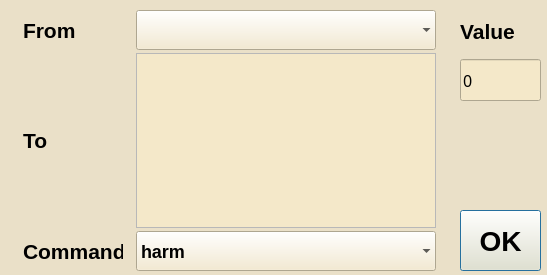
lazaropo/2EManager, file src/CommandDialog/commanddialog.ui: the form before one commit.
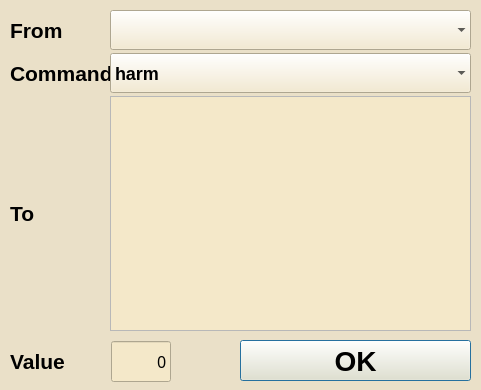
The form after the commit.

Patch:
```diff
--- a/src/CommandDialog/commanddialog.ui
+++ b/src/CommandDialog/commanddialog.ui
@@ -6,8 +6,8 @@
    <rect>
     <x>0</x>
     <y>0</y>
-    <width>547</width>
-    <height>275</height>
+    <width>481</width>
+    <height>390</height>
    </rect>
   </property>
   <property name="windowTitle">
@@ -57,10 +57,10 @@
   <widget class="QPushButton" name="pushButton_accept">
    <property name="geometry">
     <rect>
-     <x>460</x>
-     <y>210</y>
-     <width>81</width>
-     <height>61</height>
+     <x>240</x>
+     <y>340</y>
+     <width>231</width>
+     <height>41</height>
     </rect>
    </property>
    <property name="text">
@@ -72,8 +72,8 @@
     <rect>
      <x>10</x>
      <y>10</y>
-     <width>441</width>
-     <height>261</height>
+     <width>461</width>
+     <height>321</height>
     </rect>
    </property>
    <layout class="QGridLayout" name="gridLayout">
@@ -83,6 +83,25 @@
     <property name="verticalSpacing">
      <number>3</number>
     </property>
+    <item row="0" column="1">
+     <widget class="QComboBox" name="comboBox_from">
+      <property name="sizePolicy">
+       <sizepolicy hsizetype="Preferred" vsizetype="Preferred">
+        <horstretch>0</horstretch>
+        <verstretch>0</verstretch>
+       </sizepolicy>
+      </property>
+      <property name="maximumSize">
+       <size>
+        <width>16777215</width>
+        <height>40</height>
+       </size>
+      </property>
+      <property name="frame">
+       <bool>false</bool>
+      </property>
+     </widget>
+    </item>
     <item row="0" column="0">
      <widget class="QLabel" name="label_from">
       <property name="sizePolicy">
@@ -109,8 +128,8 @@
       </property>
      </widget>
     </item>
-    <item row="0" column="1">
-     <widget class="QComboBox" name="comboBox_from">
+    <item row="1" column="1">
+     <widget class="QComboBox" name="comboBox_command">
       <property name="sizePolicy">
        <sizepolicy hsizetype="Preferred" vsizetype="Preferred">
         <horstretch>0</horstretch>
@@ -126,9 +145,19 @@
       <property name="frame">
        <bool>false</bool>
       </property>
+      <item>
+       <property name="text">
+        <string>harm</string>
+       </property>
+      </item>
+      <item>
+       <property name="text">
+        <string>heal</string>
+       </property>
+      </item>
      </widget>
     </item>
-    <item row="1" column="0">
+    <item row="2" column="0">
      <widget class="QLabel" name="label_to">
       <property name="sizePolicy">
        <sizepolicy hsizetype="Minimum" vsizetype="Preferred">
@@ -154,7 +183,7 @@
       </property>
      </widget>
     </item>
-    <item row="2" column="0">
+    <item row="1" column="0">
      <widget class="QLabel" name="label_command">
       <property name="sizePolicy">
        <sizepolicy hsizetype="Minimum" vsizetype="Preferred">
@@ -181,45 +210,16 @@
      </widget>
     </item>
     <item row="2" column="1">
-     <widget class="QComboBox" name="comboBox_command">
-      <property name="sizePolicy">
-       <sizepolicy hsizetype="Preferred" vsizetype="Preferred">
-        <horstretch>0</horstretch>
-        <verstretch>0</verstretch>
-       </sizepolicy>
-      </property>
-      <property name="maximumSize">
-       <size>
-        <width>16777215</width>
-        <height>40</height>
-       </size>
-      </property>
-      <property name="frame">
-       <bool>false</bool>
-      </property>
-      <item>
-       <property name="text">
-        <string>harm</string>
-       </property>
-      </item>
-      <item>
-       <property name="text">
-        <string>heal</string>
-       </property>
-      </item>
-     </widget>
-    </item>
-    <item row="1" column="1">
      <widget class="QScrollArea" name="scrollArea">
       <property name="sizePolicy">
-       <sizepolicy hsizetype="Preferred" vsizetype="Minimum">
+       <sizepolicy hsizetype="Maximum" vsizetype="Minimum">
         <horstretch>0</horstretch>
         <verstretch>0</verstretch>
        </sizepolicy>
       </property>
       <property name="maximumSize">
        <size>
-        <width>300</width>
+        <width>400</width>
         <height>16777215</height>
        </size>
       </property>
@@ -236,7 +236,8 @@
 }
 
 QRadioButton {
-color: black;
+width: 0px;
+height: 0px;
 }
 
 QRadioButton::indicator{
@@ -259,8 +260,8 @@
         <rect>
          <x>0</x>
          <y>0</y>
-         <width>298</width>
-         <height>171</height>
+         <width>357</width>
+         <height>231</height>
         </rect>
        </property>
       </widget>
@@ -268,16 +269,16 @@
     </item>
    </layout>
   </widget>
-  <widget class="QWidget" name="layoutWidget">
+  <widget class="QWidget" name="">
    <property name="geometry">
     <rect>
-     <x>460</x>
-     <y>10</y>
-     <width>81</width>
-     <height>91</height>
+     <x>10</x>
+     <y>341</y>
+     <width>161</width>
+     <height>41</height>
     </rect>
    </property>
-   <layout class="QVBoxLayout" name="verticalLayout">
+   <layout class="QHBoxLayout" name="horizontalLayout">
     <item>
      <widget class="QLabel" name="label_value">
       <property name="font">
@@ -295,14 +296,31 @@
     <item>
      <widget class="QLineEdit" name="lineEdit_value">
       <property name="sizePolicy">
-       <sizepolicy hsizetype="Expanding" vsizetype="Preferred">
+       <sizepolicy hsizetype="Minimum" vsizetype="Preferred">
         <horstretch>0</horstretch>
         <verstretch>0</verstretch>
        </sizepolicy>
       </property>
+      <property name="maximumSize">
+       <size>
+        <width>60</width>
+        <height>16777215</height>
+       </size>
+      </property>
+      <property name="font">
+       <font>
+        <family>13</family>
+        <pointsize>-1</pointsize>
+        <italic>false</italic>
+        <bold>false</bold>
+       </font>
+      </property>
       <property name="text">
        <string>0</string>
       </property>
+      <property name="alignment">
+       <set>Qt::AlignRight|Qt::AlignTrailing|Qt::AlignVCenter</set>
+      </property>
      </widget>
     </item>
    </layout>
```
